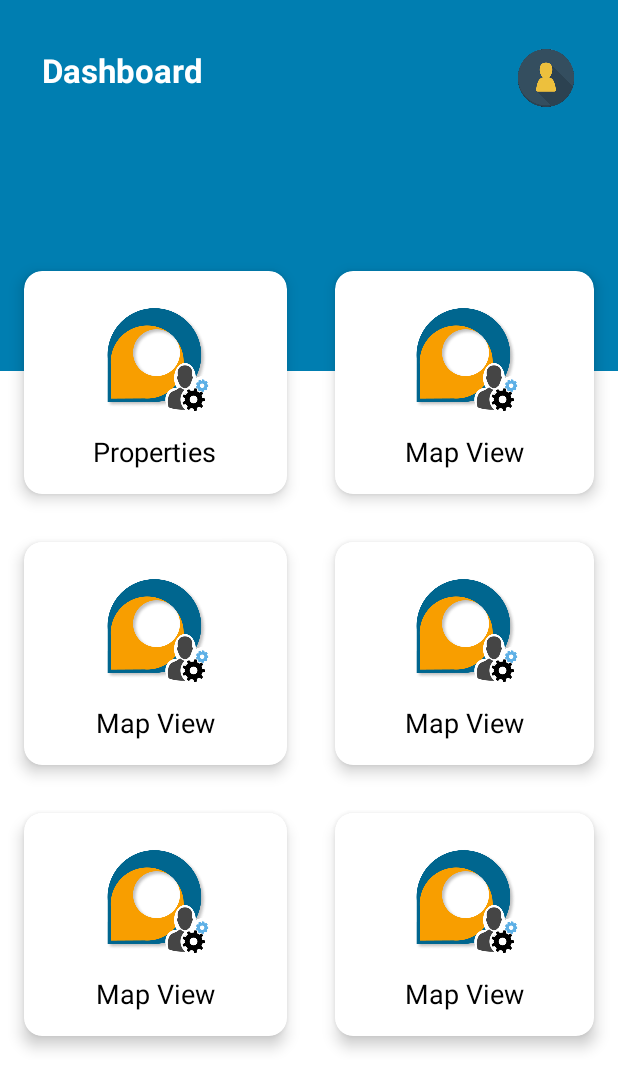
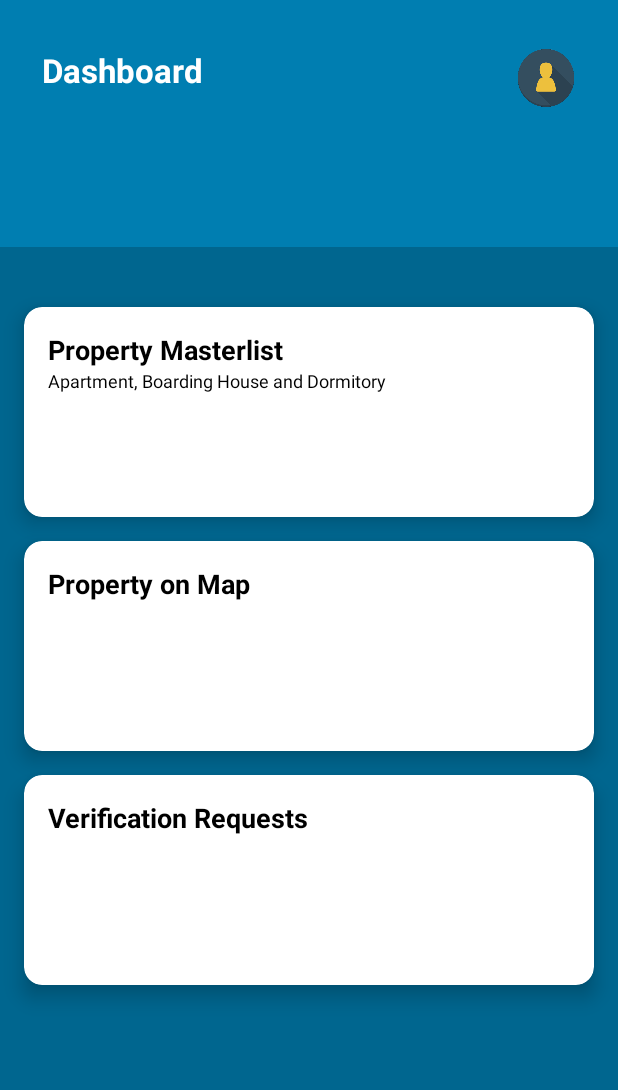
Before and after one commit to mikemark-777/Espasyo-Admin-Mobile-Application, an Android app: the AdminMainActivity screen opened directly, with no data from a screen before it, on a phone screen of 412 x 824 dp. Shown: the top 1090 px of the screen. Run offline under Robolectric (Android 15) with nearby library versions, the phone set to English and light mode, and no system bars.

Commit message:
initialize dashboard UI part2

```diff
--- a/app/src/main/res/layout/admin_activity__main.xml
+++ b/app/src/main/res/layout/admin_activity__main.xml
@@ -48,6 +48,8 @@
         android:layout_width="match_parent"
         android:layout_height="0dp"
         android:orientation="vertical"
+        android:paddingTop="32dp"
+        android:background="@color/espasyo_blue_700"
         app:layout_constraintBottom_toBottomOf="parent"
         app:layout_constraintEnd_toEndOf="parent"
         app:layout_constraintHeight_percent=".80"
@@ -56,209 +58,110 @@
         app:layout_constraintTop_toTopOf="parent"
         app:layout_constraintVertical_bias="1.0">
 
-        <GridLayout
+        <androidx.cardview.widget.CardView
+            android:layout_height="140dp"
             android:layout_width="match_parent"
-            android:layout_height="wrap_content"
-            android:columnCount="2"
-            android:rowCount="3"
-            android:alignmentMode="alignMargins"
-            android:columnOrderPreserved="false">
-
-           <androidx.cardview.widget.CardView
-               android:layout_width="wrap_content"
-               android:layout_height="wrap_content"
-               android:layout_columnWeight="1"
-               android:layout_rowWeight="1"
-               app:cardElevation="6dp"
+            android:layout_marginTop="8dp"
+            android:layout_marginBottom="8dp"
+            android:layout_marginStart="16dp"
+            android:layout_marginEnd="16dp"
+            android:clickable="true"
+            android:focusable="true"
+            app:cardBackgroundColor="@color/white"
             app:cardCornerRadius="12dp"
-               android:layout_margin="16dp">
+            app:cardElevation="8dp">
 
             <LinearLayout
                 android:layout_width="match_parent"
                 android:layout_height="match_parent"
-                   android:orientation="vertical"
+                android:orientation="horizontal"
                 android:padding="16dp"
-                   android:gravity="center">
+                android:layout_gravity="end"
+                app:cardBackgroundColor="@color/espasyo_blue_700">
 
-                   <ImageView
-                       android:layout_width="80dp"
-                       android:layout_height="80dp"
-                       android:src="@drawable/espasyo_admin_logo"/>
+                <LinearLayout
+                    android:layout_width="wrap_content"
+                    android:layout_height="match_parent"
+                    android:orientation="vertical">
 
                     <TextView
                         android:layout_width="wrap_content"
                         android:layout_height="wrap_content"
-                       android:text="Properties"
-                       android:textSize="18sp"
-                       android:layout_marginTop="12sp"
-                       android:textColor="@color/black"/>
+                        android:text="Property Masterlist"
+                        android:textColor="@color/black"
+                        android:textStyle="bold"
+                        android:textSize="18dp"/>
+
+                    <TextView
+                        android:layout_width="wrap_content"
+                        android:layout_height="wrap_content"
+                        android:text="Apartment, Boarding House and Dormitory"
+                        android:textColor="@color/black"
+                        android:textSize="12sp"/>
+
+                </LinearLayout>
+            </LinearLayout>
+        </androidx.cardview.widget.CardView>
+
+        <androidx.cardview.widget.CardView
+            android:layout_height="140dp"
+            android:layout_width="match_parent"
+            android:layout_marginTop="8dp"
+            android:layout_marginBottom="8dp"
+            android:layout_marginStart="16dp"
+            android:layout_marginEnd="16dp"
+            app:cardBackgroundColor="@color/white"
+            app:cardCornerRadius="12dp"
+            app:cardElevation="8dp">
+
+            <LinearLayout
+                android:layout_width="match_parent"
+                android:layout_height="match_parent"
+                android:orientation="horizontal"
+                android:padding="16dp"
+                app:cardBackgroundColor="@color/espasyo_blue_700"
+                android:layout_gravity="end">
+
+                <TextView
+                    android:layout_width="wrap_content"
+                    android:layout_height="wrap_content"
+                    android:text="Property on Map"
+                    android:textColor="@color/black"
+                    android:textStyle="bold"
+                    android:textSize="18dp"/>
 
             </LinearLayout>
         </androidx.cardview.widget.CardView>
 
         <androidx.cardview.widget.CardView
-                android:layout_width="wrap_content"
-                android:layout_height="wrap_content"
-                android:layout_columnWeight="1"
-                android:layout_rowWeight="1"
-                app:cardElevation="6dp"
+            android:layout_height="140dp"
+            android:layout_width="match_parent"
+            android:layout_marginTop="8dp"
+            android:layout_marginBottom="8dp"
+            android:layout_marginStart="16dp"
+            android:layout_marginEnd="16dp"
+            app:cardBackgroundColor="@color/white"
             app:cardCornerRadius="12dp"
-                android:layout_margin="16dp">
+            app:cardElevation="8dp">
 
             <LinearLayout
                 android:layout_width="match_parent"
                 android:layout_height="match_parent"
-                    android:orientation="vertical"
+                android:orientation="horizontal"
                 android:padding="16dp"
-                    android:gravity="center">
-
-                    <ImageView
-                        android:layout_width="80dp"
-                        android:layout_height="80dp"
-                        android:src="@drawable/espasyo_admin_logo"/>
+                app:cardBackgroundColor="@color/espasyo_blue_700"
+                android:layout_gravity="end">
 
                 <TextView
                     android:layout_width="wrap_content"
                     android:layout_height="wrap_content"
-                        android:text="Map View"
-                        android:textSize="18sp"
-                        android:layout_marginTop="12sp"
-                        android:textColor="@color/black"/>
+                    android:text="Verification Requests"
+                    android:textColor="@color/black"
+                    android:textStyle="bold"
+                    android:textSize="18dp"/>
 
             </LinearLayout>
         </androidx.cardview.widget.CardView>
 
-            <androidx.cardview.widget.CardView
-                android:layout_width="wrap_content"
-                android:layout_height="wrap_content"
-                android:layout_columnWeight="1"
-                android:layout_rowWeight="1"
-                app:cardElevation="6dp"
-                app:cardCornerRadius="12dp"
-                android:layout_margin="16dp">
-
-                <LinearLayout
-                    android:layout_width="match_parent"
-                    android:layout_height="match_parent"
-                    android:orientation="vertical"
-                    android:padding="16dp"
-                    android:gravity="center">
-
-                    <ImageView
-                        android:layout_width="80dp"
-                        android:layout_height="80dp"
-                        android:src="@drawable/espasyo_admin_logo"/>
-
-                    <TextView
-                        android:layout_width="wrap_content"
-                        android:layout_height="wrap_content"
-                        android:text="Map View"
-                        android:textSize="18sp"
-                        android:layout_marginTop="12sp"
-                        android:textColor="@color/black"/>
-
-                </LinearLayout>
-            </androidx.cardview.widget.CardView>
-
-            <androidx.cardview.widget.CardView
-                android:layout_width="wrap_content"
-                android:layout_height="wrap_content"
-                android:layout_columnWeight="1"
-                android:layout_rowWeight="1"
-                app:cardElevation="6dp"
-                app:cardCornerRadius="12dp"
-                android:layout_margin="16dp">
-
-                <LinearLayout
-                    android:layout_width="match_parent"
-                    android:layout_height="match_parent"
-                    android:orientation="vertical"
-                    android:padding="16dp"
-                    android:gravity="center">
-
-                    <ImageView
-                        android:layout_width="80dp"
-                        android:layout_height="80dp"
-                        android:src="@drawable/espasyo_admin_logo"/>
-
-                    <TextView
-                        android:layout_width="wrap_content"
-                        android:layout_height="wrap_content"
-                        android:text="Map View"
-                        android:textSize="18sp"
-                        android:layout_marginTop="12sp"
-                        android:textColor="@color/black"/>
-
-                </LinearLayout>
-            </androidx.cardview.widget.CardView>
-
-            <androidx.cardview.widget.CardView
-                android:layout_width="wrap_content"
-                android:layout_height="wrap_content"
-                android:layout_columnWeight="1"
-                android:layout_rowWeight="1"
-                app:cardElevation="6dp"
-                app:cardCornerRadius="12dp"
-                android:layout_margin="16dp">
-
-                <LinearLayout
-                    android:layout_width="match_parent"
-                    android:layout_height="match_parent"
-                    android:orientation="vertical"
-                    android:padding="16dp"
-                    android:gravity="center">
-
-                    <ImageView
-                        android:layout_width="80dp"
-                        android:layout_height="80dp"
-                        android:src="@drawable/espasyo_admin_logo"/>
-
-                    <TextView
-                        android:layout_width="wrap_content"
-                        android:layout_height="wrap_content"
-                        android:text="Map View"
-                        android:textSize="18sp"
-                        android:layout_marginTop="12sp"
-                        android:textColor="@color/black"/>
-
-                </LinearLayout>
-            </androidx.cardview.widget.CardView>
-
-            <androidx.cardview.widget.CardView
-                android:layout_width="wrap_content"
-                android:layout_height="wrap_content"
-                android:layout_columnWeight="1"
-                android:layout_rowWeight="1"
-                app:cardElevation="6dp"
-                app:cardCornerRadius="12dp"
-                android:layout_margin="16dp">
-
-                <LinearLayout
-                    android:layout_width="match_parent"
-                    android:layout_height="match_parent"
-                    android:orientation="vertical"
-                    android:padding="16dp"
-                    android:gravity="center">
-
-                    <ImageView
-                        android:layout_width="80dp"
-                        android:layout_height="80dp"
-                        android:src="@drawable/espasyo_admin_logo"/>
-
-                    <TextView
-                        android:layout_width="wrap_content"
-                        android:layout_height="wrap_content"
-                        android:text="Map View"
-                        android:textSize="18sp"
-                        android:layout_marginTop="12sp"
-                        android:textColor="@color/black"/>
-
-                </LinearLayout>
-            </androidx.cardview.widget.CardView>
-
-
-
-        </GridLayout>
-
     </LinearLayout>
 </androidx.constraintlayout.widget.ConstraintLayout>
```
Lines whose indentation alone changed are shown as unchanged.
